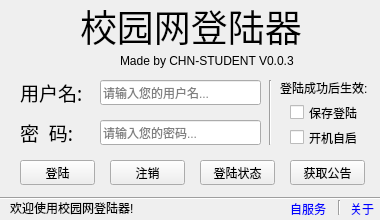
Qt form srun-3k-ui/mainwindow.ui (ehaut/srun3k-client-ui) before a commit.
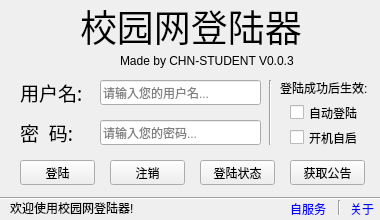
The same form after that commit.

Diff of the .ui file:
```diff
--- a/srun-3k-ui/mainwindow.ui
+++ b/srun-3k-ui/mainwindow.ui
@@ -14,7 +14,7 @@
    </rect>
   </property>
   <property name="sizePolicy">
-   <sizepolicy hsizetype="Preferred" vsizetype="Preferred">
+   <sizepolicy hsizetype="Fixed" vsizetype="Fixed">
     <horstretch>0</horstretch>
     <verstretch>0</verstretch>
    </sizepolicy>
@@ -199,7 +199,7 @@
      </sizepolicy>
     </property>
     <property name="text">
-     <string>保存登陆</string>
+     <string>自动登陆</string>
     </property>
    </widget>
    <widget class="QCheckBox" name="AUTO_START">
```
Left out of the diff: 5 changed lines with no effect on the pictures.
